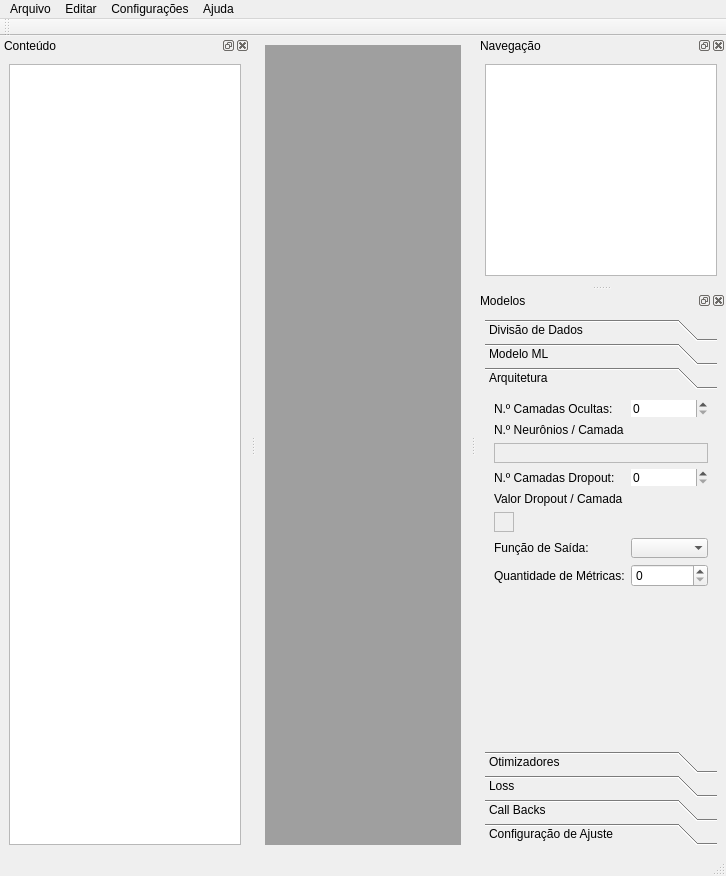
Old version of the form Ui/MainUI.ui in the repository leoipp/OmniLens.
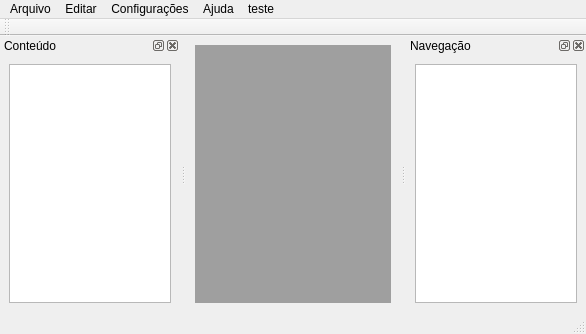
New version of the form.

```diff
--- a/Ui/MainUI.ui
+++ b/Ui/MainUI.ui
@@ -6,8 +6,8 @@
    <rect>
     <x>0</x>
     <y>0</y>
-    <width>686</width>
-    <height>876</height>
+    <width>546</width>
+    <height>334</height>
    </rect>
   </property>
   <property name="windowTitle">
@@ -25,7 +25,7 @@
     <rect>
      <x>0</x>
      <y>0</y>
-     <width>686</width>
+     <width>546</width>
      <height>21</height>
     </rect>
    </property>
@@ -58,15 +58,22 @@
     <addaction name="actionContato"/>
     <addaction name="actionFAQ"/>
    </widget>
+   <widget class="QMenu" name="menuteste">
+    <property name="title">
+     <string>teste</string>
+    </property>
+    <addaction name="actiontestebt"/>
+   </widget>
    <addaction name="menuArquivo"/>
    <addaction name="menuEditar"/>
    <addaction name="menuConfigura_es"/>
    <addaction name="menuAjuda"/>
+   <addaction name="menuteste"/>
   </widget>
   <widget class="QDockWidget" name="conteudo">
    <property name="minimumSize">
     <size>
-     <width>250</width>
+     <width>180</width>
      <height>141</height>
     </size>
    </property>
@@ -85,6 +92,12 @@
    </widget>
   </widget>
   <widget class="QDockWidget" name="navegacao">
+   <property name="minimumSize">
+    <size>
+     <width>180</width>
+     <height>0</height>
+    </size>
+   </property>
    <property name="windowTitle">
     <string>Navegação</string>
    </property>
@@ -103,250 +116,6 @@
     </layout>
    </widget>
   </widget>
-  <widget class="QDockWidget" name="modelos">
-   <property name="minimumSize">
-    <size>
-     <width>250</width>
-     <height>517</height>
-    </size>
-   </property>
-   <property name="windowTitle">
-    <string>Modelos</string>
-   </property>
-   <attribute name="dockWidgetArea">
-    <number>2</number>
-   </attribute>
-   <widget class="QWidget" name="dockWidgetContents_2">
-    <layout class="QHBoxLayout" name="horizontalLayout">
-     <item>
-      <widget class="QToolBox" name="toolBox">
-       <property name="currentIndex">
-        <number>2</number>
-       </property>
-       <property name="tabSpacing">
-        <number>2</number>
-       </property>
-       <widget class="QWidget" name="page">
-        <property name="geometry">
-         <rect>
-          <x>0</x>
-          <y>0</y>
-          <width>240</width>
-          <height>228</height>
-         </rect>
-        </property>
-        <attribute name="label">
-         <string>Divisão de Dados</string>
-        </attribute>
-        <layout class="QFormLayout" name="formLayout_2">
-         <item row="0" column="0">
-          <widget class="QCheckBox" name="checkBox_AA">
-           <property name="text">
-            <string>Amostragem Aleatória</string>
-           </property>
-          </widget>
-         </item>
-         <item row="1" column="0">
-          <widget class="QLabel" name="label_2">
-           <property name="text">
-            <string>Conjunto de Treinamento (%):</string>
-           </property>
-          </widget>
-         </item>
-         <item row="1" column="1">
-          <widget class="QSpinBox" name="spinBox">
-           <property name="frame">
-            <bool>false</bool>
-           </property>
-           <property name="suffix">
-            <string/>
-           </property>
-           <property name="minimum">
-            <number>1</number>
-           </property>
-           <property name="value">
-            <number>70</number>
-           </property>
-          </widget>
-         </item>
-         <item row="2" column="0">
-          <widget class="QLabel" name="label_3">
-           <property name="text">
-            <string>Conjunto de Testes (%):</string>
-           </property>
-          </widget>
-         </item>
-         <item row="2" column="1">
-          <widget class="QSpinBox" name="spinBox_2">
-           <property name="frame">
-            <bool>false</bool>
-           </property>
-           <property name="minimum">
-            <number>1</number>
-           </property>
-           <property name="value">
-            <number>30</number>
-           </property>
-          </widget>
-         </item>
-         <item row="3" column="0">
-          <widget class="QCheckBox" name="checkBox_DD">
-           <property name="text">
-            <string>Dados Totais</string>
-           </property>
-          </widget>
-         </item>
-        </layout>
-       </widget>
-       <widget class="QWidget" name="page_2">
-        <property name="geometry">
-         <rect>
-          <x>0</x>
-          <y>0</y>
-          <width>232</width>
-          <height>191</height>
-         </rect>
-        </property>
-        <attribute name="label">
-         <string>Modelo ML</string>
-        </attribute>
-        <layout class="QVBoxLayout" name="verticalLayout_4">
-         <item>
-          <widget class="QCheckBox" name="checkBox_RF">
-           <property name="text">
-            <string>Random Forest</string>
-           </property>
-          </widget>
-         </item>
-         <item>
-          <widget class="QCheckBox" name="checkBox_RN">
-           <property name="text">
-            <string>Redes Neurais</string>
-           </property>
-          </widget>
-         </item>
-        </layout>
-       </widget>
-       <widget class="QWidget" name="page_3">
-        <attribute name="label">
-         <string>Arquitetura</string>
-        </attribute>
-        <layout class="QFormLayout" name="formLayout">
-         <item row="0" column="0">
-          <widget class="QLabel" name="label">
-           <property name="text">
-            <string>N.º Camadas Ocultas:</string>
-           </property>
-          </widget>
-         </item>
-         <item row="0" column="1">
-          <widget class="QSpinBox" name="spinbox_camadas_ocultas">
-           <property name="frame">
-            <bool>false</bool>
-           </property>
-          </widget>
-         </item>
-         <item row="1" column="0">
-          <widget class="QLabel" name="label_4">
-           <property name="text">
-            <string>N.º Neurônios / Camada</string>
-           </property>
-          </widget>
-         </item>
-         <item row="3" column="0">
-          <widget class="QLabel" name="label_5">
-           <property name="text">
-            <string>N.º Camadas Dropout:</string>
-           </property>
-          </widget>
-         </item>
-         <item row="3" column="1">
-          <widget class="QSpinBox" name="spinbox_camadas_dropout">
-           <property name="frame">
-            <bool>false</bool>
-           </property>
-          </widget>
-         </item>
-         <item row="4" column="0">
-          <widget class="QLabel" name="label_6">
-           <property name="text">
-            <string>Valor Dropout / Camada</string>
-           </property>
-          </widget>
-         </item>
-         <item row="5" column="0">
-          <widget class="QFrame" name="holder_2">
-           <property name="frameShape">
-            <enum>QFrame::StyledPanel</enum>
-           </property>
-           <property name="frameShadow">
-            <enum>QFrame::Raised</enum>
-           </property>
-           <layout class="QGridLayout" name="gridLayout_2"/>
-          </widget>
-         </item>
-         <item row="6" column="0">
-          <widget class="QLabel" name="label_7">
-           <property name="text">
-            <string>Função de Saída:</string>
-           </property>
-          </widget>
-         </item>
-         <item row="6" column="1">
-          <widget class="QComboBox" name="comboBox">
-           <property name="frame">
-            <bool>false</bool>
-           </property>
-          </widget>
-         </item>
-         <item row="8" column="0">
-          <widget class="QLabel" name="label_10">
-           <property name="text">
-            <string>Quantidade de Métricas:</string>
-           </property>
-          </widget>
-         </item>
-         <item row="8" column="1">
-          <widget class="QSpinBox" name="spinBox_3"/>
-         </item>
-         <item row="2" column="0" colspan="2">
-          <widget class="QFrame" name="holder">
-           <property name="frameShape">
-            <enum>QFrame::StyledPanel</enum>
-           </property>
-           <property name="frameShadow">
-            <enum>QFrame::Raised</enum>
-           </property>
-           <layout class="QGridLayout" name="gridLayout"/>
-          </widget>
-         </item>
-        </layout>
-       </widget>
-       <widget class="QWidget" name="page_4">
-        <attribute name="label">
-         <string>Otimizadores</string>
-        </attribute>
-       </widget>
-       <widget class="QWidget" name="page_5">
-        <attribute name="label">
-         <string>Loss</string>
-        </attribute>
-       </widget>
-       <widget class="QWidget" name="page_6">
-        <attribute name="label">
-         <string>Call Backs</string>
-        </attribute>
-       </widget>
-       <widget class="QWidget" name="page_7">
-        <attribute name="label">
-         <string>Configuração de Ajuste</string>
-        </attribute>
-       </widget>
-      </widget>
-     </item>
-    </layout>
-   </widget>
-  </widget>
   <widget class="QStatusBar" name="statusbar">
    <property name="minimumSize">
     <size>
```
Left out of the diff: 7 changed lines with no effect on the pictures.
